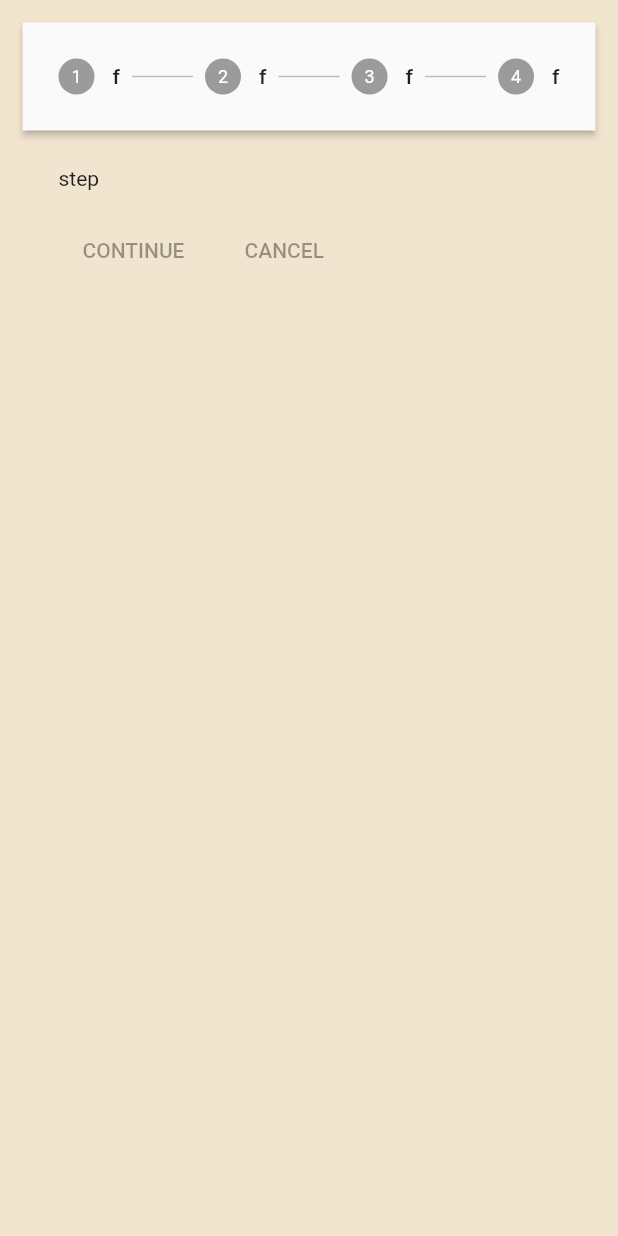
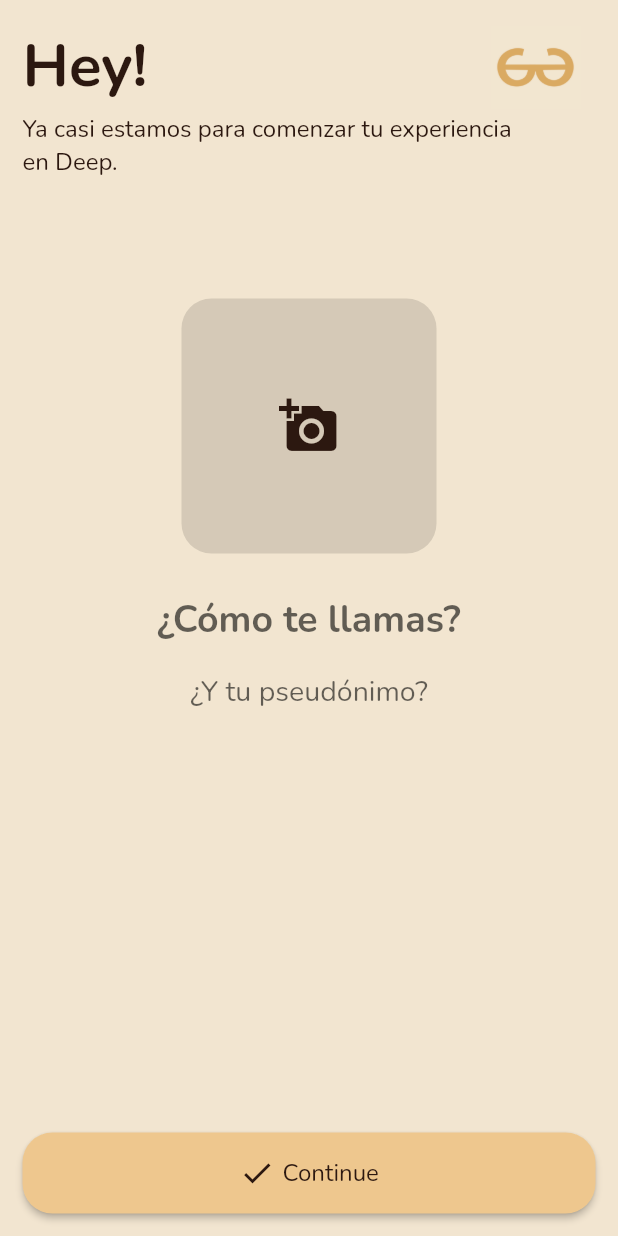
Before and after one commit to TomasWard1/deep, a Flutter app: the screen it shows after launch, on a phone screen of 412 x 824 dp. Run offline on Flutter 3.47's test engine with Material 2 defaults, Android fonts, the light colour scheme and no system bars; our stand-ins replace get, google_fonts, image_picker; missing offline and left inert: ipfs_client_flutter; accounts and stored records are empty.

Commit message:
Done: - book detail - tab bar controller - User form
Next: Display info on profile

```diff
--- a/lib/classes/UserClass.dart
+++ b/lib/classes/UserClass.dart
@@ -1,5 +1,7 @@
 import 'BookClass.dart';
 import 'SpaceClass.dart';
+
+enum UserType { Autor, Lector, Editor }
 
 class User {
   final String id;
@@ -9,11 +11,13 @@ class User {
   final String? imageUrl;
   final List<Book>? books;
   final List<Space> spaces;
+  final UserType type;
 
   User(
       {required this.id,
       required this.pseudonym,
       required this.fullName,
+      required this.type,
       required this.bio,
       required this.imageUrl,
       required this.books,
--- a/lib/controllers/SpacesController.dart
+++ b/lib/controllers/SpacesController.dart
@@ -1,14 +1,22 @@
+import 'dart:io';
+
 import 'package:flutter/material.dart';
 import 'package:get/get.dart';
 import 'package:hackitba/classes/BookClass.dart';
 import 'package:hackitba/classes/ContributionClass.dart';
 
 import '../classes/SpaceClass.dart';
+import '../classes/UserClass.dart';
 
 class SpacesController extends GetxController {
   RxList<Space> spaces = RxList<Space>([]);
   RxInt navIndex = 0.obs;
   RxInt stepIndex = 0.obs;
+  TextEditingController fullNameController = TextEditingController();
+  TextEditingController pseudonymController = TextEditingController();
+  Rxn<File> profileImage = Rxn<File>(null);
+  final userFormKey = GlobalKey<FormState>();
+  Rxn<User> currentUser = Rxn<User>();
 
   @override
   void onInit() {
--- a/lib/helpers/DeepWidgets.dart
+++ b/lib/helpers/DeepWidgets.dart
@@ -1,19 +1,25 @@
 import 'package:flutter/material.dart';
 import 'package:get/get.dart';
 import 'package:google_fonts/google_fonts.dart';
+import 'package:hackitba/controllers/SpacesController.dart';
 import 'package:hackitba/screens/SpaceDetail.dart';
 
 import '../classes/BookClass.dart';
 import '../classes/SpaceClass.dart';
+import '../classes/UserClass.dart';
+import 'Functions.dart';
 import 'SnackbarManager.dart';
 
 class DeepWidgets {
   Color bgColor = const Color(0xFFF2E5D0);
   Color textColor = const Color(0xFF2C1810);
-  Color accentColor = const Color(0xFFdaaa63);
+  Color accentColor = const Color(0xFFEEC78E);
 
-  Widget titleText(String title, Color color) => Text(
+  SpacesController get sc => Get.find<SpacesController>();
+
+  Widget titleText(String title, Color color, TextAlign align) => Text(
         title,
+        textAlign: align,
         style: GoogleFonts.nunito(textStyle: TextStyle(fontWeight: FontWeight.bold, fontSize: 40, color: color)),
       );
 
@@ -303,7 +309,9 @@ class DeepWidgets {
   Widget actionButton(String title, IconData icon, Function onPressed) {
     return ElevatedButton(
         style: ElevatedButton.styleFrom(
-            backgroundColor: accentColor, shape: RoundedRectangleBorder(borderRadius: BorderRadius.circular(20))),
+            padding: const EdgeInsets.all(15),
+            backgroundColor: accentColor,
+            shape: RoundedRectangleBorder(borderRadius: BorderRadius.circular(20))),
         onPressed: () => onPressed(),
         child: Row(
           mainAxisSize: MainAxisSize.min,
@@ -333,4 +341,77 @@ class DeepWidgets {
       ],
     );
   }
+
+  Widget textFormField(TextEditingController c, String hintText, bool bold, double size) {
+    return TextFormField(
+      validator: (t) {
+        if (t == null || t.isEmpty) {
+          return 'Cannot be empty';
+        }
+        return null;
+      },
+      textAlign: TextAlign.center,
+      style: GoogleFonts.nunito(
+          textStyle:
+              TextStyle(fontWeight: (bold) ? FontWeight.bold : FontWeight.normal, fontSize: size, color: textColor)),
+      decoration: InputDecoration(contentPadding: EdgeInsets.zero, hintText: hintText, border: InputBorder.none),
+    );
+  }
+
+  Widget get profileImageSelector => Obx(
+        () => GestureDetector(
+          onTap: () async {
+            await Functions().pickImage();
+          },
+          child: Padding(
+            padding: const EdgeInsets.only(bottom: 20),
+            child: Row(
+              children: [
+                const Spacer(),
+                Container(
+                  padding: const EdgeInsets.all(65),
+                  decoration: BoxDecoration(
+                      color: Colors.black12,
+                      borderRadius: BorderRadius.circular(20),
+                      image: (sc.profileImage.value != null)
+                          ? DecorationImage(
+                              image: FileImage(sc.profileImage.value!),
+                              fit: BoxFit.cover,
+                            )
+                          : null),
+                  child: (sc.profileImage.value != null)
+                      ? Container()
+                      : Icon(Icons.add_a_photo, color: textColor, size: 40),
+                ),
+                const Spacer()
+              ],
+            ),
+          ),
+        ),
+      );
+
+  Widget cuadradoRol(String imageName, String title,UserType type) {
+    return GestureDetector(
+      onTap: () {
+        Functions().saveProfileInfo(sc.fullNameController.text, sc.pseudonymController.text, sc.profileImage.value,type);
+      },
+      child: Column(
+        mainAxisSize: MainAxisSize.min,
+        children: [
+          Container(
+              width: 150,
+              height: 150,
+              decoration: BoxDecoration(
+                borderRadius: BorderRadius.circular(20),
+                image: DecorationImage(image: AssetImage(imageName)),
+                color: accentColor,
+              )),
+          Padding(
+            padding: const EdgeInsets.only(top: 10.0),
+            child: headingText(title, textColor),
+          )
+        ],
+      ),
+    );
+  }
 }
--- a/lib/main.dart
+++ b/lib/main.dart
@@ -1,7 +1,6 @@
 import 'package:flutter/material.dart';
 import 'package:get/get.dart';
 import 'package:hackitba/controllers/SpacesController.dart';
-import 'package:hackitba/screens/NavBar.dart';
 import 'package:hackitba/screens/UserForm.dart';
 
 void main() {
@@ -29,7 +28,7 @@ class MyApp extends StatelessWidget {
         // is not restarted.
         primarySwatch: Colors.blue,
       ),
-      home: const UserForm(),
+      home: UserForm(),
     );
   }
 }
--- a/lib/screens/SpaceDetail.dart
+++ b/lib/screens/SpaceDetail.dart
@@ -28,7 +28,7 @@ class SpaceDetail extends GetView<SpacesController> {
                       child: Icon(Icons.workspaces_outlined, size: 35, color: DeepWidgets().textColor),
                       //Image.asset('assets/deepLogo.jpg',width: 50,height: 50,),
                     ),
-                    Expanded(child: Hero(tag: id, child: DeepWidgets().titleText(space.name, DeepWidgets().textColor))),
+                    Expanded(child: Hero(tag: id, child: DeepWidgets().titleText(space.name, DeepWidgets().textColor,TextAlign.left))),
                   ],
                 ),
                 Expanded(
--- a/lib/screens/SpacesTab.dart
+++ b/lib/screens/SpacesTab.dart
@@ -21,7 +21,7 @@ class SpacesTab extends GetView<SpacesController> {
               //   child: Icon(Icons.workspaces_outlined, size: 35, color: DeepWidgets().textColor),
               //   //Image.asset('assets/deepLogo.jpg',width: 50,height: 50,),
               // ),
-              Expanded(child: DeepWidgets().titleText('Spaces', DeepWidgets().textColor)),
+              Expanded(child: DeepWidgets().titleText('Spaces', DeepWidgets().textColor,TextAlign.left)),
             ],
           ),
           Expanded(
--- a/lib/screens/UserForm.dart
+++ b/lib/screens/UserForm.dart
@@ -3,26 +3,74 @@ import 'package:get/get.dart';
 
 import '../controllers/SpacesController.dart';
 import '../helpers/DeepWidgets.dart';
+import '../helpers/SnackbarManager.dart';
+import 'ChooseUserType.dart';
 
 class UserForm extends GetView<SpacesController> {
-  const UserForm({super.key});
+  final DeepWidgets dw = DeepWidgets();
+
+  UserForm({super.key});
 
   @override
   Widget build(BuildContext context) {
-    return Scaffold(
-        backgroundColor: DeepWidgets().bgColor,
-        body: SafeArea(
-          child: Padding(
-            padding: const EdgeInsets.all(15.0),
-            child: Stepper(
-                type: StepperType.horizontal,
-                steps: [
-              Step(title: Text('f'), content: Text('step')),
-              Step(title: Text('f'), content: Text('step')),
-              Step(title: Text('f'), content: Text('step')),
-              Step(title: Text('f'), content: Text('step'))
-            ]),
-          ),
-        ));
+    return GestureDetector(
+      onTap: () {
+        Get.focusScope?.unfocus();
+      },
+      child: Scaffold(
+          resizeToAvoidBottomInset: false,
+          backgroundColor: DeepWidgets().bgColor,
+          body: SafeArea(
+            child: Padding(
+              padding: const EdgeInsets.all(15.0),
+              child: Column(
+                children: [
+                  Row(
+                    children: [
+                      Expanded(
+                        child: dw.titleText('Hey!', dw.textColor, TextAlign.left),
+                      ),
+                      Padding(
+                        padding: const EdgeInsets.only(right: 10.0),
+                        child: Image.asset(
+                          'assets/deepLogo.jpg',
+                          width: 60,
+                          height: 60,
+                        ),
+                      ),
+                    ],
+                  ),
+                  Container(
+                      margin: const EdgeInsets.only(bottom: 80, right: 50),
+                      width: double.infinity,
+                      child: dw.bodyText('Ya casi estamos para comenzar tu experiencia en Deep.', dw.textColor, 2)),
+                  SingleChildScrollView(
+                    physics: const NeverScrollableScrollPhysics(),
+                    child: Form(
+                      key: controller.userFormKey,
+                      child: Column(
+                        children: [
+                          dw.profileImageSelector,
+                          dw.textFormField(controller.fullNameController, '¿Cómo te llamas?', true, 25),
+                          dw.textFormField(controller.pseudonymController, '¿Y tu pseudónimo?', false, 19),
+                        ],
+                      ),
+                    ),
+                  ),
+                  const Spacer(),
+                  SizedBox(
+                      width: double.infinity,
+                      child: dw.actionButton('Continue', Icons.done, () {
+                        if (controller.userFormKey.currentState!.validate()) {
+                          Get.to(() => ChooseUserType());
+                        } else {
+                          DialogManager().error('Fill in all fields');
+                        }
+                      }))
+                ],
+              ),
+            ),
+          )),
+    );
   }
 }
--- a/pubspec.yaml
+++ b/pubspec.yaml
@@ -38,6 +38,11 @@ dependencies:
   get: ^4.6.5
   google_fonts: ^4.0.3
   floating_bottom_navigation_bar: ^1.5.2
+  image_picker: ^0.8.7+1
+  image_cropper: ^3.0.2
+  uuid: ^3.0.7
+  flutter_ipfs: ^0.0.2
+  ipfs_client_flutter: ^1.0.7
 
 dev_dependencies:
   flutter_test:
```
Also changed, not shown: lib/helpers/Functions.dart (added, +61 -0 lines), lib/helpers/SnackbarManager.dart (+11 -0 lines), lib/screens/ChooseUserType.dart (added, +51 -0 lines), assets/autor.png (added), assets/editores.png (added), assets/lector.png (added), pubspec.lock, 1 other file.
